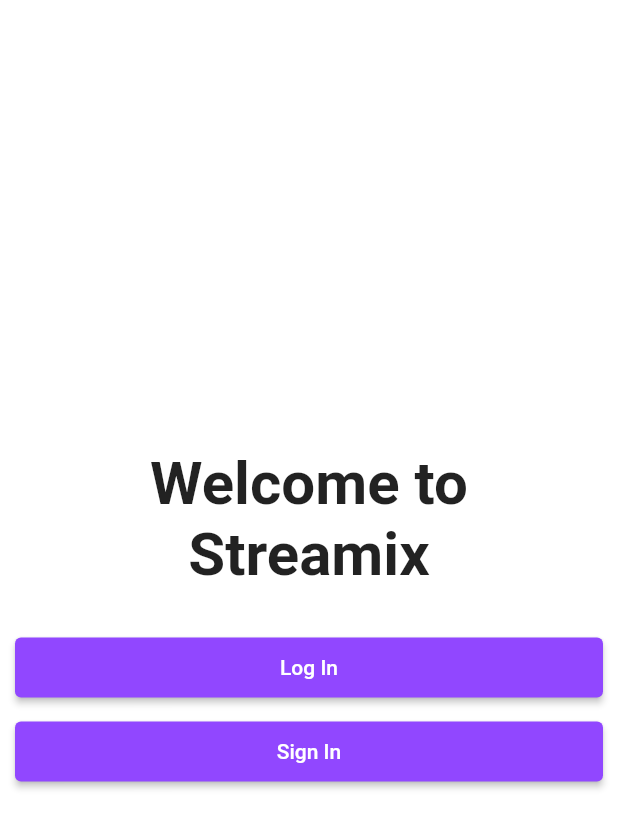
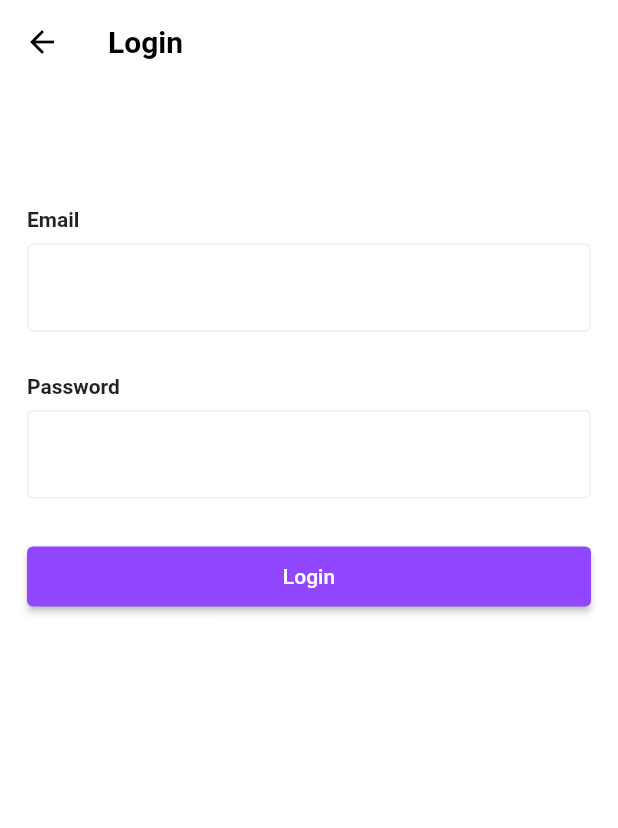
Before and after one commit to Shubhankit-Pandey/streamix, a Flutter app: the screen it shows after launch, after a tap on "Log In", on a phone screen of 412 x 824 dp. Shown: the top 828 px of the screen. Run offline on Flutter 3.47's test engine with Material 2 defaults, Android fonts, the phone set to English and light mode, and no system bars.

Commit message:
login/signup page created

```diff
--- a/lib/main.dart
+++ b/lib/main.dart
@@ -1,6 +1,8 @@
 import 'package:flutter/material.dart';
+import 'package:streamix/pages/signup.dart';
 import './pages/welcome_screen.dart';
 import './utils/colors.dart';
+import './pages/login.dart';
 
 void main() {
   runApp(const MyApp());
@@ -31,7 +33,9 @@ class MyApp extends StatelessWidget {
       debugShowCheckedModeBanner: false,
       home: const welcomeScreen(),
       routes: {
-        welcomeScreen().routeName: (context) => const welcomeScreen(),
+        welcomeScreen.routeName: (context) => const welcomeScreen(),
+        Login.routeName: (context) => const Login(),
+        SignUp.routeName: (context) => const SignUp(),
       },
     );
   }
--- /dev/null
+++ b/lib/pages/login.dart
@@ -0,0 +1,69 @@
+import 'package:flutter/material.dart';
+import 'package:streamix/widgets/customButton.dart';
+import '../widgets/customTextfield.dart';
+
+class Login extends StatefulWidget {
+  static const String routeName = '/login';
+  const Login({super.key});
+
+  @override
+  State<Login> createState() => _LoginState();
+}
+
+class _LoginState extends State<Login> {
+  final TextEditingController _emailcontroller = TextEditingController();
+  final TextEditingController _passwordcontroller = TextEditingController();
+  final TextEditingController _usernamecontroller = TextEditingController();
+
+  @override
+  Widget build(BuildContext context) {
+    final size = MediaQuery.of(context).size;
+    return Scaffold(
+      appBar: AppBar(
+        title: const Text(
+          "Login",
+        ),
+      ),
+      body: SingleChildScrollView(
+        child: Padding(
+          padding: const EdgeInsets.symmetric(horizontal: 18.0),
+          child: Column(
+            crossAxisAlignment: CrossAxisAlignment.start,
+            children: [
+              SizedBox(
+                height: size.height * 0.1,
+              ),
+              const Text(
+                "Email",
+                style: TextStyle(
+                  fontWeight: FontWeight.bold,
+                ),
+              ),
+              Padding(
+                padding: EdgeInsets.symmetric(vertical: 8.0),
+                child: customTextfield(controller: _emailcontroller),
+              ),
+              const SizedBox(
+                height: 20,
+              ),
+              const Text(
+                "Password",
+                style: TextStyle(
+                  fontWeight: FontWeight.bold,
+                ),
+              ),
+              Padding(
+                padding: EdgeInsets.symmetric(vertical: 8.0),
+                child: customTextfield(controller: _passwordcontroller),
+              ),
+              const SizedBox(
+                height: 20,
+              ),
+              customButton(onTap: () => {}, text: "Login")
+            ],
+          ),
+        ),
+      ),
+    );
+  }
+}
--- a/lib/pages/welcome_screen.dart
+++ b/lib/pages/welcome_screen.dart
@@ -2,10 +2,12 @@ import 'package:flutter/material.dart';
 import 'package:flutter/services.dart';
 import '../utils/colors.dart';
 import '../widgets/customButton.dart';
+import './login.dart';
+import './signup.dart';
 
 class welcomeScreen extends StatelessWidget {
   const welcomeScreen({super.key});
-  final routeName = '/welcome';
+  static const String routeName = '/welcome';
 
   @override
   Widget build(BuildContext context) {
@@ -27,13 +29,17 @@ class welcomeScreen extends StatelessWidget {
               Padding(
                 padding: const EdgeInsets.symmetric(vertical: 8.0),
                 child: customButton(
-                  onTap: () {},
+                  onTap: () {
+                    Navigator.pushNamed(context, Login.routeName);
+                  },
                   text: "Log In",
                 ),
               ),
               customButton(
-                onTap: () {},
-                text: "Sign In",
+                onTap: () {
+                  Navigator.pushNamed(context, SignUp.routeName);
+                },
+                text: "Sign Up",
               ),
             ],
           ),
--- /dev/null
+++ b/lib/widgets/customTextfield.dart
@@ -0,0 +1,26 @@
+import 'package:flutter/material.dart';
+import '../utils/colors.dart';
+
+class customTextfield extends StatelessWidget {
+  final TextEditingController controller;
+  const customTextfield({required this.controller, super.key});
+  @override
+  Widget build(BuildContext context) {
+    return TextField(
+      controller: controller,
+      decoration: const InputDecoration(
+        focusedBorder: OutlineInputBorder(
+          borderSide: BorderSide(
+            color: buttonColor,
+            width: 2,
+          ),
+        ),
+        enabledBorder: OutlineInputBorder(
+          borderSide: BorderSide(
+            color: secondarybackgroundColor,
+          ),
+        ),
+      ),
+    );
+  }
+}
```
Also changed, not shown: lib/pages/signup.dart (added, +82 -0 lines), pubspec.yaml (+7 -12 lines), pubspec.lock, 3 other files.
